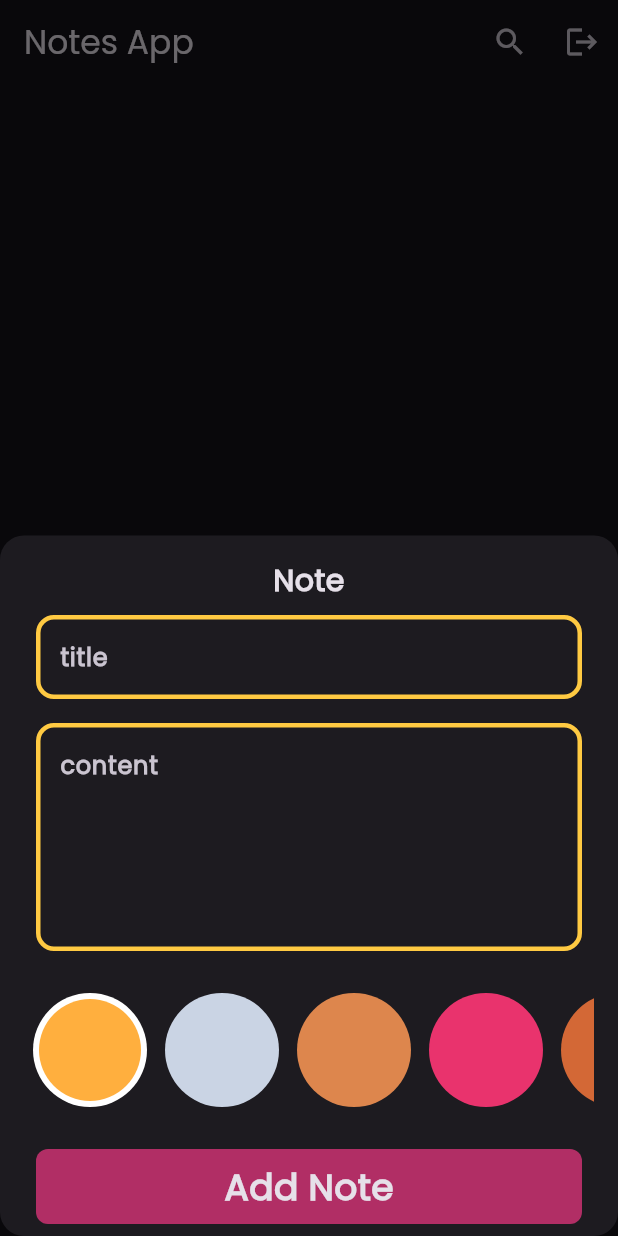
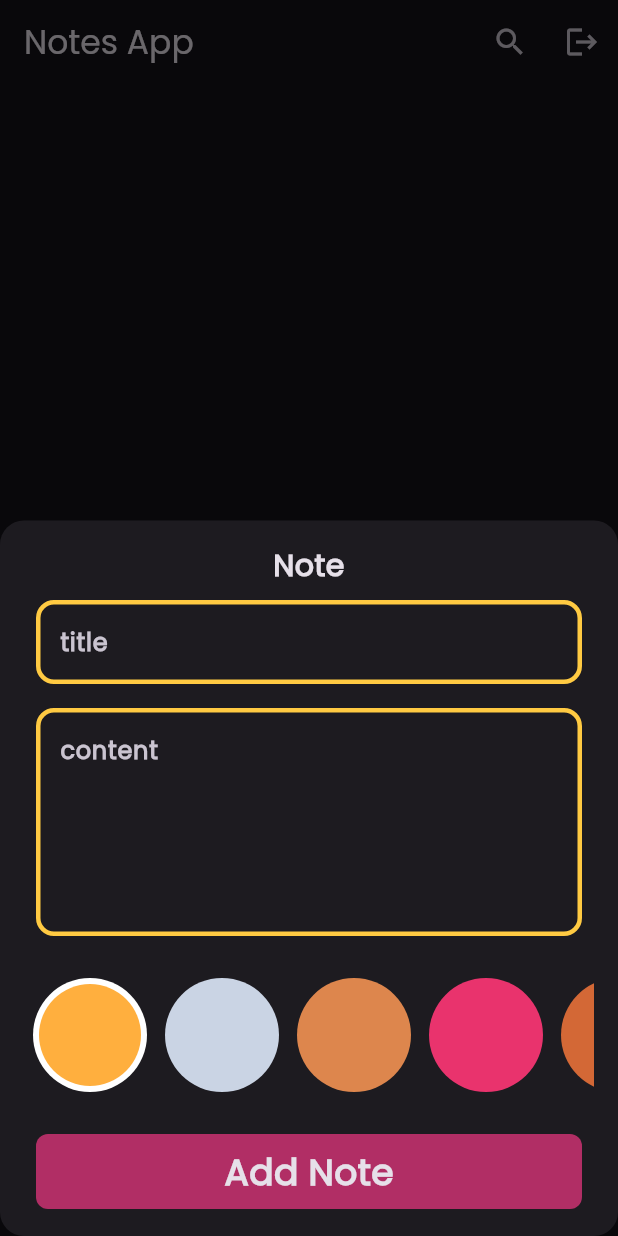
Before and after one commit to Jehad630/Notes_app, a Flutter app: the screen it shows after launch, after a tap on the "add" icon, on a phone screen of 412 x 824 dp. Run offline on Flutter 3.47's test engine with Material 3 defaults, Android fonts, the phone set to English and light mode, and no system bars; our stand-ins replace bloc, firebase_auth, firebase_core, flutter_bloc, hive, hive_flutter; accounts and stored records are empty.

Commit message:
finishing the app and adding the color changeing to the editview

```diff
--- a/lib/services/constants.dart
+++ b/lib/services/constants.dart
@@ -4,3 +4,11 @@ const kPrimaryColor = Color(0xffB12E65);
 const kSecondaryColor = Color(0xffF2C14E);
 
 const kNotesBox = "notes_box";
+
+List<Color> kcolors = [
+  const Color(0xffFFAF3E),
+  const Color(0xffCAD4E4),
+  const Color(0xffDD864D),
+  const Color(0xffE9336D),
+  const Color(0xffD36836),
+];
--- a/lib/view/AddNoteViews/AddNoteForm.dart
+++ b/lib/view/AddNoteViews/AddNoteForm.dart
@@ -51,7 +51,9 @@ class _AddNoteFormState extends State<AddNoteForm> {
           const SizedBox(height: 20),
           BlocBuilder<AddNotesCubit, AddNotesState>(
             builder: (context, state) {
-              return CustomButtonWidget(
+              return Padding(
+                padding: const EdgeInsets.only(bottom: 10.0),
+                child: CustomButtonWidget(
                   isLoading: state is AddNotesLoading ? true : false,
                   text: "Add Note",
                   color: const Color(0xffB12E65),
@@ -70,10 +72,11 @@ class _AddNoteFormState extends State<AddNoteForm> {
                       );
                       BlocProvider.of<AddNotesCubit>(context).addNote(noteModel);
                     }  else {
-                    /*autovalidateMode = AutovalidateMode.always;
-                    setState(() {});*/
+                      autovalidateMode = AutovalidateMode.always;
+                      setState(() {});
                     }
                   },
+                ),
               );
             },
           ),
--- a/lib/view/EditNotesView/EditNoteViewBody.dart
+++ b/lib/view/EditNotesView/EditNoteViewBody.dart
@@ -3,7 +3,9 @@ import 'package:flutter_bloc/flutter_bloc.dart';
 import 'package:new_notes_app/cubits/notes_cubit/notes_cubit.dart';
 import 'package:new_notes_app/model/note_model.dart';
 import 'package:new_notes_app/services/ShowSnackBar.dart';
+import 'package:new_notes_app/services/constants.dart';
 import 'package:new_notes_app/widget/Colors/Colors_ListView.dart';
+import 'package:new_notes_app/widget/Colors/EditNoteColorsList.dart';
 import 'package:new_notes_app/widget/CustomTextFields&Butttong/CustomTextfield.dart';
 
 class EditNoteViewBody extends StatefulWidget {
@@ -50,7 +52,7 @@ class _EditNoteViewBodyState extends State<EditNoteViewBody> {
               content = value;
             },
           ),
-          const ColorListView(),
+          EditNoteColorsList(note: widget.note),
         ],
       ),
     );
--- a/lib/widget/Colors/Colors_ListView.dart
+++ b/lib/widget/Colors/Colors_ListView.dart
@@ -1,6 +1,7 @@
 import 'package:flutter/material.dart';
 import 'package:flutter_bloc/flutter_bloc.dart';
 import 'package:new_notes_app/cubits/add_note_cubit/add_notes_cubit.dart';
+import 'package:new_notes_app/services/constants.dart';
 
 class ColorItem extends StatelessWidget {
   const ColorItem({super.key, required this.isSelected, required this.color});
@@ -28,20 +29,14 @@ class ColorListView extends StatefulWidget {
 
 class _ColorListViewState extends State<ColorListView> {
   int currentIndex = 0;
-  List<Color> colors = [
-    const Color(0xffFFAF3E),
-    const Color(0xffCAD4E4),
-    const Color(0xffDD864D),
-    const Color(0xffE9336D),
-    const Color(0xffD36836),
-  ];
+
   @override
   Widget build(BuildContext context) {
     return SizedBox(
       height: 38 * 2,
       child: ListView.builder(
         scrollDirection: Axis.horizontal,
-        itemCount: colors.length,
+        itemCount: kcolors.length,
         itemBuilder: (context, index) {
           return Padding(
             padding: const EdgeInsets.symmetric(horizontal: 6.0),
@@ -49,12 +44,12 @@ class _ColorListViewState extends State<ColorListView> {
               onTap: () {
                 currentIndex = index;
                 BlocProvider.of<AddNotesCubit>(context).selectedColor =
-                    colors[index];
+                    kcolors[index];
                 setState(() {});
               },
               child: ColorItem(
                 isSelected: currentIndex == index,
-                color: colors[index],
+                color: kcolors[index],
               ),
             ),
           );
```
Also changed, not shown: lib/widget/Colors/EditNoteColorsList.dart (added, +50 -0 lines). Lines whose indentation alone changed are shown as unchanged.
